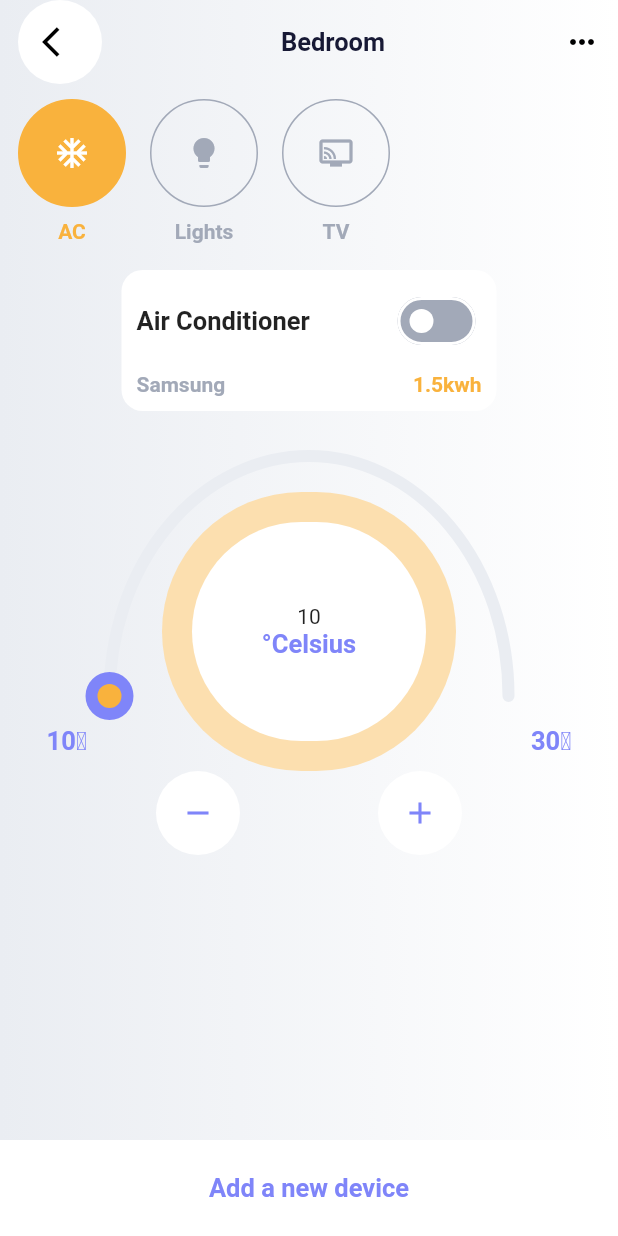
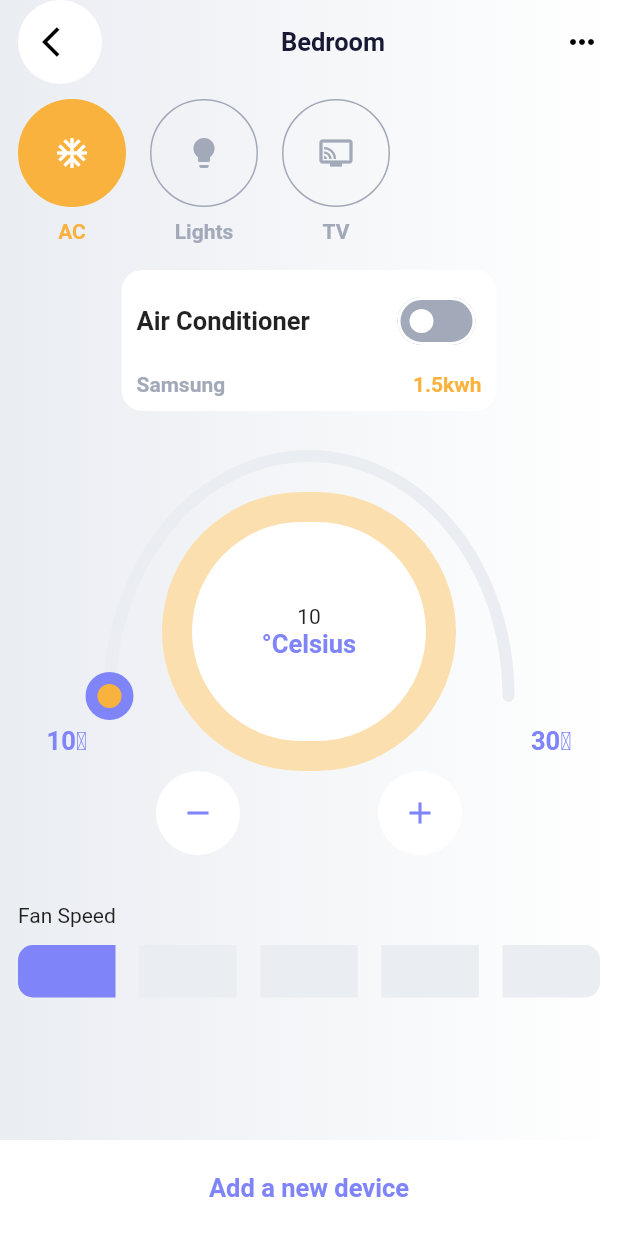
Before and after one commit to Bojan227/smart_home, a Flutter app: the screen it shows after launch, after a tap on "Bedroom", on a phone screen of 412 x 824 dp. Run offline on Flutter 3.47's test engine with Material 2 defaults, Android fonts, the phone set to English and light mode, and no system bars; our stand-ins replace bloc, equatable, flutter_bloc, get_it, google_fonts; statements that could not run were skipped.

Commit message:
add: fan speed functionality

```diff
--- /dev/null
+++ b/lib/core/constants/speed_constant.dart
@@ -0,0 +1 @@
+Map<String, int> speedConstant = {'min': 1, 'max': 5};
--- a/lib/presentation/ui/room/room_screen.dart
+++ b/lib/presentation/ui/room/room_screen.dart
@@ -1,12 +1,14 @@
 import 'package:flutter/material.dart';
 import 'package:flutter_bloc/flutter_bloc.dart';
 import 'package:smart_home/domain/entities/room_entity.dart';
+import 'package:smart_home/presentation/blocs/home/cubit/speed_cubit.dart';
 import 'package:smart_home/presentation/blocs/home/cubit/tab_cubit.dart';
 import 'package:smart_home/presentation/ui/room/widgets/bottom_nav_container.dart';
 import 'package:smart_home/presentation/ui/room/widgets/device_box.dart';
 import 'package:smart_home/presentation/ui/room/widgets/devices_list.dart';
 import 'package:smart_home/presentation/ui/room/widgets/room_header.dart';
 import 'package:smart_home/presentation/ui/room/widgets/slider_box.dart';
+import 'package:smart_home/presentation/ui/room/widgets/speed_container.dart';
 import 'package:smart_home/presentation/ui/room/widgets/temperature_buttons.dart';
 import 'package:smart_home/theme/colour_palette.dart';
 import 'package:smart_home/theme/main_config.dart';
@@ -56,6 +58,10 @@ class RoomScreen extends StatelessWidget {
                 child: SliderBox(),
               ),
               const TemperatureButtons(),
+              BlocProvider(
+                create: (context) => SpeedCubit(),
+                child: const SpeedContainer(),
+              )
             ],
           ),
         ),
--- /dev/null
+++ b/lib/presentation/ui/room/widgets/speed_container.dart
@@ -0,0 +1,43 @@
+import 'package:flutter/material.dart';
+import 'package:flutter_bloc/flutter_bloc.dart';
+import 'package:smart_home/core/constants/speed_constant.dart';
+import 'package:smart_home/presentation/blocs/home/cubit/speed_cubit.dart';
+import 'package:smart_home/presentation/ui/room/widgets/speed_tile.dart';
+import 'package:smart_home/theme/text_theme.dart';
+
+class SpeedContainer extends StatelessWidget {
+  const SpeedContainer({super.key});
+
+  @override
+  Widget build(BuildContext context) {
+    final textTheme = Theme.of(context).extension<CustomTextTheme>()!;
+    final int currentSpeed = context.watch<SpeedCubit>().state;
+    final Map<String, int> speed = speedConstant;
+
+    return Padding(
+      padding: const EdgeInsets.symmetric(vertical: 32),
+      child: Column(
+        crossAxisAlignment: CrossAxisAlignment.start,
+        children: [
+          Text(
+            'Fan Speed',
+            style: textTheme.title,
+          ),
+          const SizedBox(
+            height: 12,
+          ),
+          Row(
+            mainAxisAlignment: MainAxisAlignment.spaceBetween,
+            children: [
+              for (var i = speed['min']! - 1; i < speed['max']!; i++)
+                SpeedTile(
+                  index: i,
+                  currentSpeed: currentSpeed,
+                )
+            ],
+          )
+        ],
+      ),
+    );
+  }
+}
--- /dev/null
+++ b/lib/presentation/ui/room/widgets/speed_tile.dart
@@ -0,0 +1,44 @@
+import 'package:flutter/material.dart';
+import 'package:flutter_bloc/flutter_bloc.dart';
+import 'package:smart_home/core/constants/speed_constant.dart';
+import 'package:smart_home/presentation/blocs/home/cubit/speed_cubit.dart';
+import 'package:smart_home/theme/colour_palette.dart';
+
+class SpeedTile extends StatelessWidget {
+  const SpeedTile({super.key, required this.index, required this.currentSpeed});
+
+  final int index;
+  final int currentSpeed;
+
+  @override
+  Widget build(BuildContext context) {
+    final colourPalette = Theme.of(context).extension<ColourPalette>()!;
+    final Map<String, int> speed = speedConstant;
+
+    return GestureDetector(
+      onTap: () {
+        context.read<SpeedCubit>().updateSpeed(index);
+      },
+      child: Container(
+        width: 65,
+        height: 35,
+        decoration: BoxDecoration(
+          color: index + 1 <= currentSpeed
+              ? colourPalette.blue
+              : colourPalette.lightGrayishBlue,
+          borderRadius: index == speed['min']! - 1
+              ? const BorderRadius.only(
+                  topLeft: Radius.circular(10),
+                  bottomLeft: Radius.circular(10),
+                )
+              : index == speed['max']! - 1
+                  ? const BorderRadius.only(
+                      topRight: Radius.circular(10),
+                      bottomRight: Radius.circular(10),
+                    )
+                  : null,
+        ),
+      ),
+    );
+  }
+}
```
